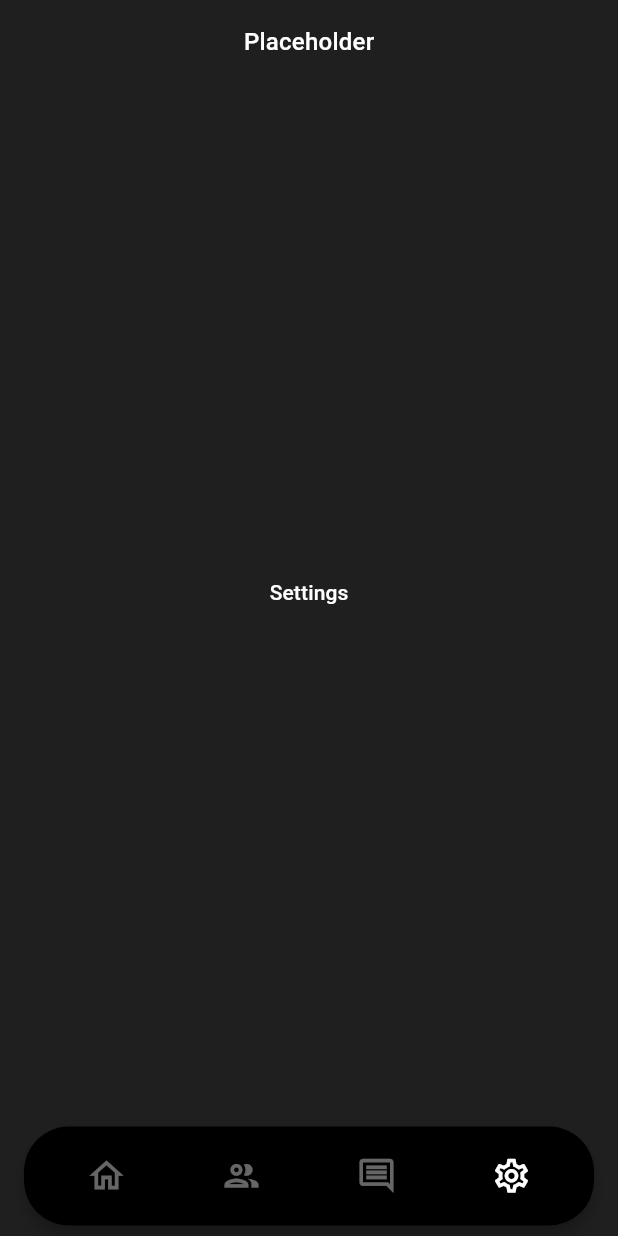
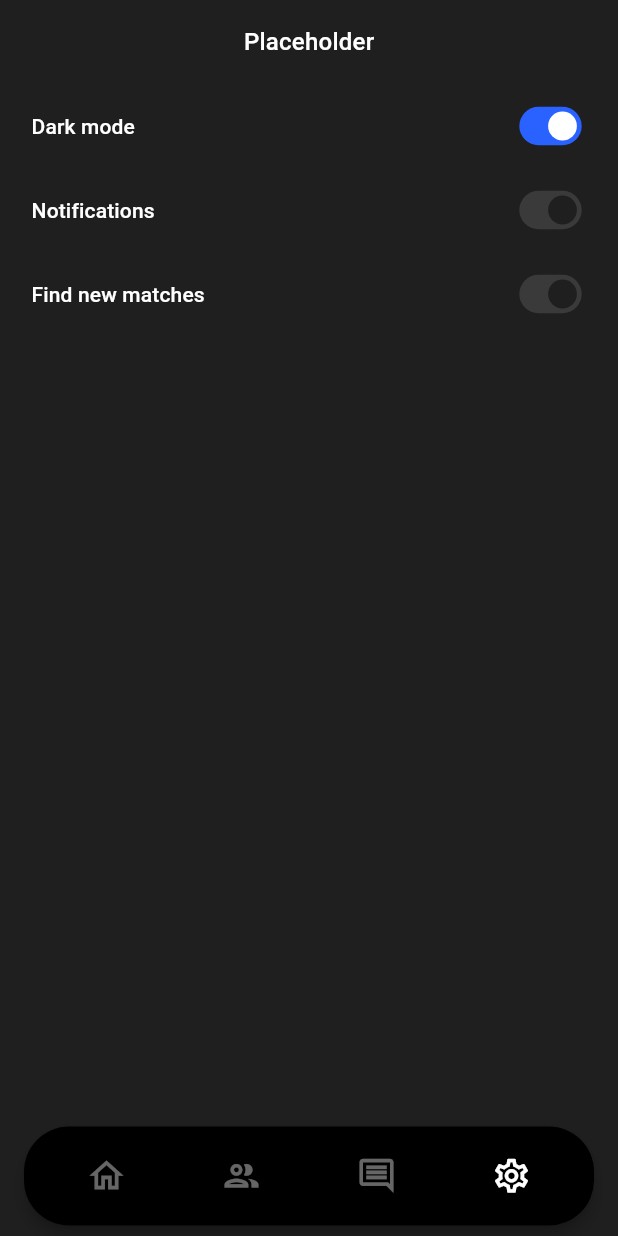
Before and after one commit to Legal-Mentors-Network/frontend, a Flutter app: the screen it shows after launch, item 4 of the bottom bar chosen, on a phone screen of 412 x 824 dp. Run offline on Flutter 3.47's test engine with Material 3 defaults, Android fonts, the phone set to English and light mode, and no system bars; our stand-ins replace flutter_riverpod, go_router.

Commit message:
settings placeholder

```diff
--- /dev/null
+++ b/app/lib/common/components/atoms/switch.dart
@@ -0,0 +1,16 @@
+import 'package:flutter/material.dart';
+
+class AppSwitch extends StatelessWidget {
+  const AppSwitch({super.key, required this.child});
+
+  final Switch child;
+
+  @override
+  Widget build(BuildContext context) {
+    return Transform.scale(
+      scale: 0.8,
+      alignment: FractionalOffset.centerRight,
+      child: child,
+    );
+  }
+}
--- a/app/lib/features/settings/settings.dart
+++ b/app/lib/features/settings/settings.dart
@@ -1,13 +1,54 @@
 import 'package:flutter/material.dart';
+import 'package:lmn/common/components/atoms/switch.dart';
 import 'package:lmn/common/extensions.dart';
+import 'package:lmn/common/theme/constants.dart';
 
 class Settings extends StatelessWidget {
   const Settings({super.key});
 
   @override
   Widget build(BuildContext context) {
-    return Center(
-      child: Text("Settings", style: context.text.titleSmall),
+    final textStyle = context.text.titleSmall?.copyWith(fontWeight: FontWeight.w500);
+
+    // todo: make list tile into components
+
+    return Column(
+      children: [
+        ListTile(
+          title: Text('Dark mode', style: textStyle),
+          titleAlignment: ListTileTitleAlignment.center,
+          contentPadding: const EdgeInsets.symmetric(horizontal: rl),
+          trailing: AppSwitch(
+            child: Switch(
+              //   value: themeMode == ThemeMode.dark,
+              value: true,
+              onChanged: (_) {},
+            ),
+          ),
+        ),
+        ListTile(
+          title: Text('Notifications', style: textStyle),
+          titleAlignment: ListTileTitleAlignment.center,
+          contentPadding: const EdgeInsets.symmetric(horizontal: rl),
+          trailing: const AppSwitch(
+            child: Switch(
+              value: true,
+              onChanged: null,
+            ),
+          ),
+        ),
+        ListTile(
+          title: Text('Find new matches', style: textStyle),
+          titleAlignment: ListTileTitleAlignment.center,
+          contentPadding: const EdgeInsets.symmetric(horizontal: rl),
+          trailing: const AppSwitch(
+            child: Switch(
+              value: true,
+              onChanged: null,
+            ),
+          ),
+        ),
+      ],
     );
   }
 }
```
